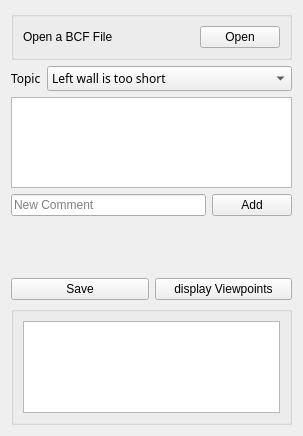
This is bcfplugin/gui/design/plugin.ui in podestplatz/BCF-Plugin-FreeCAD as Qt 5 draws it before an edit. The edited form follows.
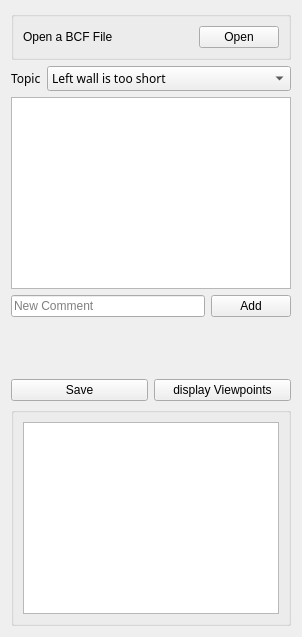
This is the edited form. Icons and pictures are not drawn.

The edit to the form file:
```diff
--- a/bcfplugin/gui/design/plugin.ui
+++ b/bcfplugin/gui/design/plugin.ui
@@ -2,20 +2,6 @@
 <ui version="4.0">
  <class>Form</class>
  <widget class="QWidget" name="Form">
-  <property name="geometry">
-   <rect>
-    <x>0</x>
-    <y>0</y>
-    <width>303</width>
-    <height>436</height>
-   </rect>
-  </property>
-  <property name="sizePolicy">
-   <sizepolicy hsizetype="Preferred" vsizetype="Preferred">
-    <horstretch>0</horstretch>
-    <verstretch>0</verstretch>
-   </sizepolicy>
-  </property>
   <property name="windowTitle">
    <string>Form</string>
   </property>
```
Left out of the diff: 4 changed lines with no effect on the pictures.
